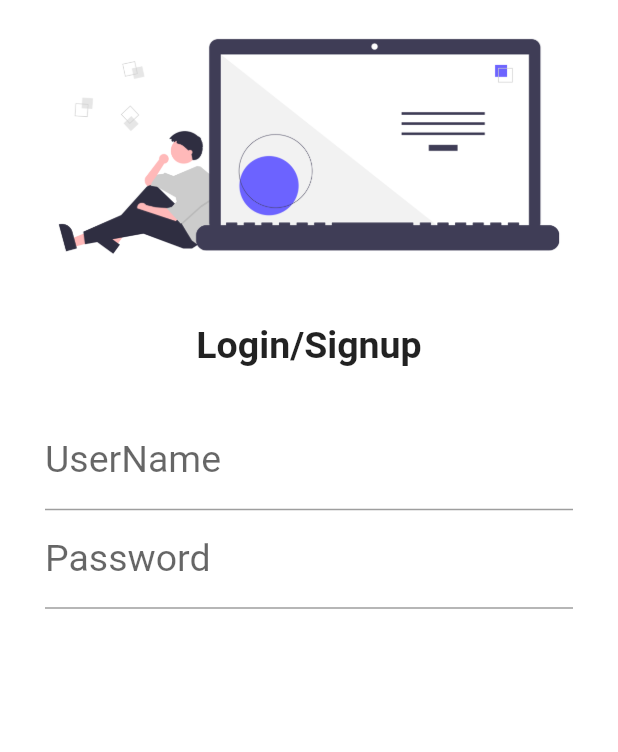
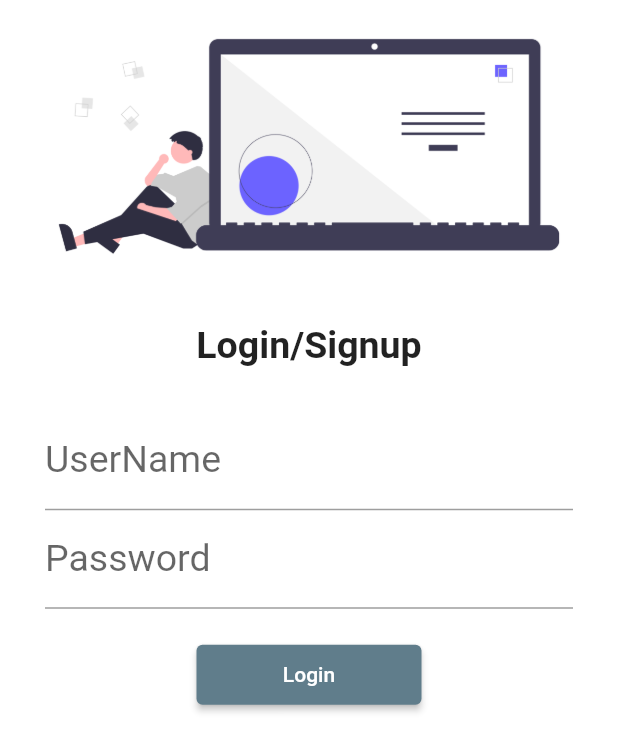
Before and after one commit to sudhir956095/30DaysFlutter, a Flutter app: the screen it shows after launch, on a phone screen of 412 x 824 dp. Shown: the top 752 px of the screen. Run offline on Flutter 3.47's test engine with Material 2 defaults, Android fonts, the phone set to English and light mode, and no system bars.

```diff
--- a/lib/Pages/homePage.dart
+++ b/lib/Pages/homePage.dart
@@ -5,17 +5,15 @@ class MyHomePage extends StatelessWidget {
 
   @override
   Widget build(BuildContext context) {
-    return Container(
-      child: Scaffold(
+    return Scaffold(
       appBar: AppBar(
         title: Text("Boosting skills"),
-          backgroundColor: Colors.orange[400],
+        //backgroundColor: Colors.orange[400],
       ),
       drawer: Drawer(),
       body: Center(
           child: Container(child: Text("Inside scaffold -> body ->Child"))),
       backgroundColor: Colors.green[200],
-      ),
     );
   }
 }
--- a/lib/Pages/login_page.dart
+++ b/lib/Pages/login_page.dart
@@ -1,3 +1,4 @@
+import 'package:fapp/Utils/routes.dart';
 import 'package:flutter/material.dart';
 
 class LoginPage extends StatelessWidget {
@@ -7,6 +8,7 @@ class LoginPage extends StatelessWidget {
   Widget build(BuildContext context) {
     return Material(
       color: Colors.white,
+      child: SingleChildScrollView(
         child: Column(
           children: [
             Image.asset("assets/images/Login.png", fit: BoxFit.scaleDown),
@@ -34,12 +36,25 @@ class LoginPage extends StatelessWidget {
                         labelStyle: TextStyle(fontSize: 25),
                         hintText: "Enter password in special case",
                         hintStyle: TextStyle(fontSize: 12)),
+                  ),
+                  SizedBox(
+                    height: 20,
+                  ),
+                  ElevatedButton(
+                    onPressed: () {
+                      Navigator.pushNamed(context, MyRoutes.Home);
+                      style:
+                      TextButton.styleFrom(minimumSize: Size(40, 20));
+                    },
+                    child: Text("Login"),
+                    style: TextButton.styleFrom(minimumSize: Size(150, 40)),
                   )
                 ],
               ),
             )
           ],
         ),
+      ),
     );
   }
 }
--- /dev/null
+++ b/lib/Utils/routes.dart
@@ -0,0 +1,5 @@
+class MyRoutes {
+  static String initialRoute = "/";
+  static String Home = "/Home";
+  static String Login = "/Login";
+}
--- a/lib/main.dart
+++ b/lib/main.dart
@@ -11,7 +11,9 @@ class MyApp extends StatelessWidget {
   @override
   Widget build(BuildContext context) {
     return MaterialApp(
+      theme: ThemeData(primarySwatch: Colors.blueGrey),
       //   home: MyHomePage(),
+      debugShowCheckedModeBanner: false,
       initialRoute: "/",
       routes: {
         "/": (context) => LoginPage(),
```
Also changed, not shown: flutter_01.png (added). Lines whose indentation alone changed are shown as unchanged.
